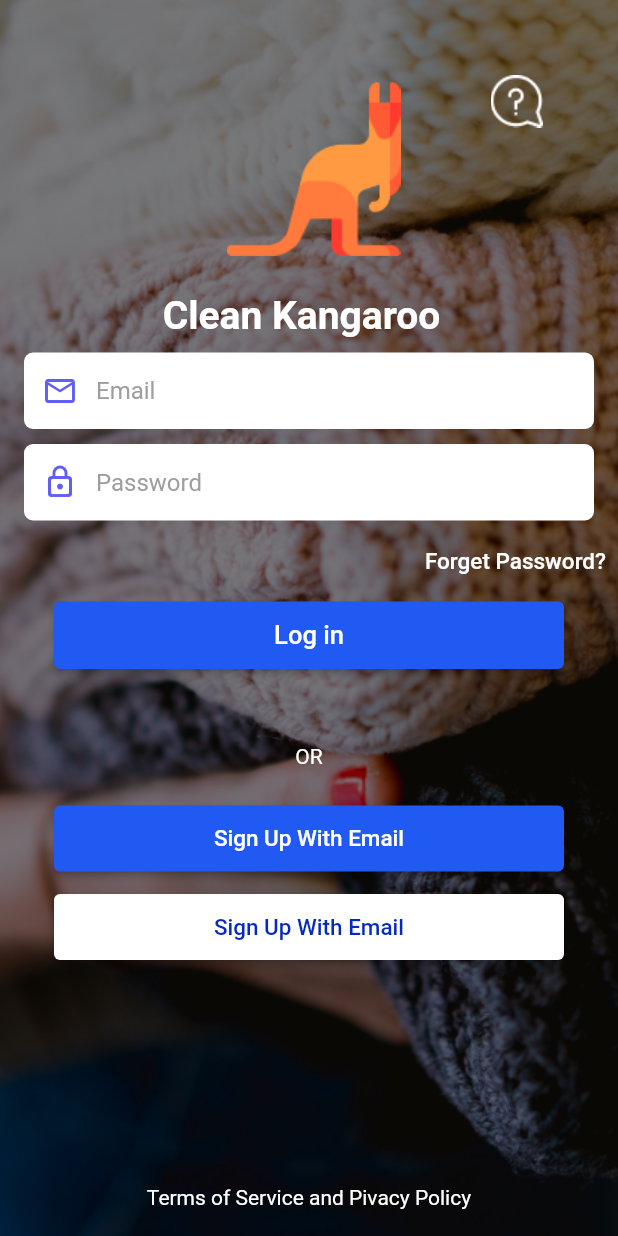
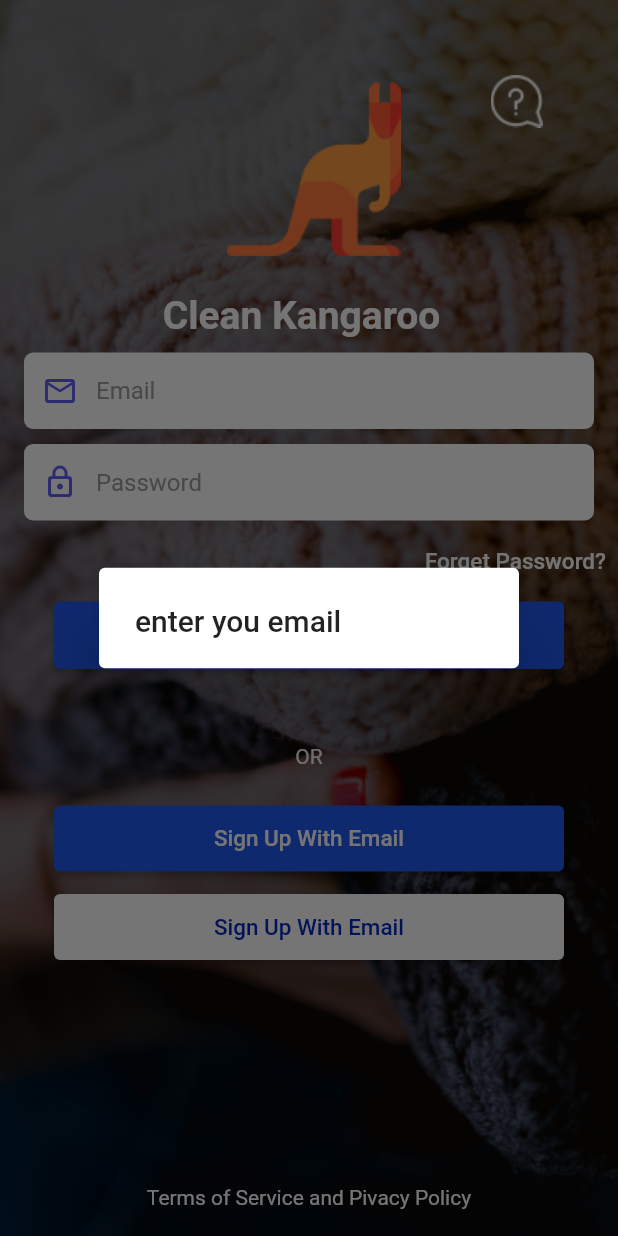
Before and after one commit to RashkaDahir/laundry_app, a Flutter app: the screen it shows after launch, after a tap on "Log in", on a phone screen of 412 x 824 dp. Run offline on Flutter 3.47's test engine with Material 2 defaults, Android fonts, the phone set to English and light mode, and no system bars; our stand-ins replace firebase_auth, firebase_core, flutter_svg, font_awesome_flutter, google_maps_flutter; missing offline and left inert: dart:ffi; accounts and stored records are empty.

Commit message:
full firebaseAuth-sign-signup

```diff
--- a/lib/laundry_login.dart
+++ b/lib/laundry_login.dart
@@ -4,6 +4,7 @@ import 'package:laundry_app/SignUp.dart';
 import 'package:laundry_app/bottomnavition.dart';
 import 'package:firebase_core/firebase_core.dart';
 import 'package:firebase_auth/firebase_auth.dart';
+import 'package:laundry_app/profilepage.dart';
 
 class laundry_app extends StatefulWidget {
   // const laundry_app({super.key});
@@ -307,7 +308,33 @@ class _laundry_appState extends State<laundry_app> {
         ));
   }
    Future sigin() async {
-    await FirebaseAuth.instance.signInWithEmailAndPassword(email:_emailcontroller.text.trim(), password:_passwordController.text.trim());
+   if(_emailcontroller.text.isEmpty){
+    return showDialog(context: context, builder: (BuildContext context) {
+      return AlertDialog(
+        title: Text('enter you email'),
+      );
+
+    });
+
+  }else if(_passwordController.text.isEmpty){
+    return showDialog(context: context, builder: (BuildContext  context) {
+      return AlertDialog(
+        title: Text('enter-password'),
+      );
+
+    });
+
+  }else {
+    final User =  await FirebaseAuth.instance.signInWithEmailAndPassword(email: _emailcontroller.text, password: _passwordController.text);
+    final currenUser = FirebaseAuth.instance.currentUser;
+    assert(User.user!.uid == currenUser!.uid);
+
+        Navigator.of(context).pushAndRemoveUntil(
+            MaterialPageRoute(builder: (BuildContext context) {
+          return bottomnavbar();
+        }), (route) => false);
+
+  }
   }
 
 }
--- a/lib/main.dart
+++ b/lib/main.dart
@@ -1,5 +1,5 @@
 import 'package:flutter/material.dart';
-import 'package:laundry_app/firebase/firebaseAuth.dart';
+
 import './laundry_login.dart';
 import 'package:firebase_core/firebase_core.dart';
 import 'package:firebase_auth/firebase_auth.dart';
```
Also changed, not shown: lib/SignUp.dart (+56 -28 lines), lib/firebase/firebaseAuth.dart (deleted, +0 -30 lines), 1 other file.
